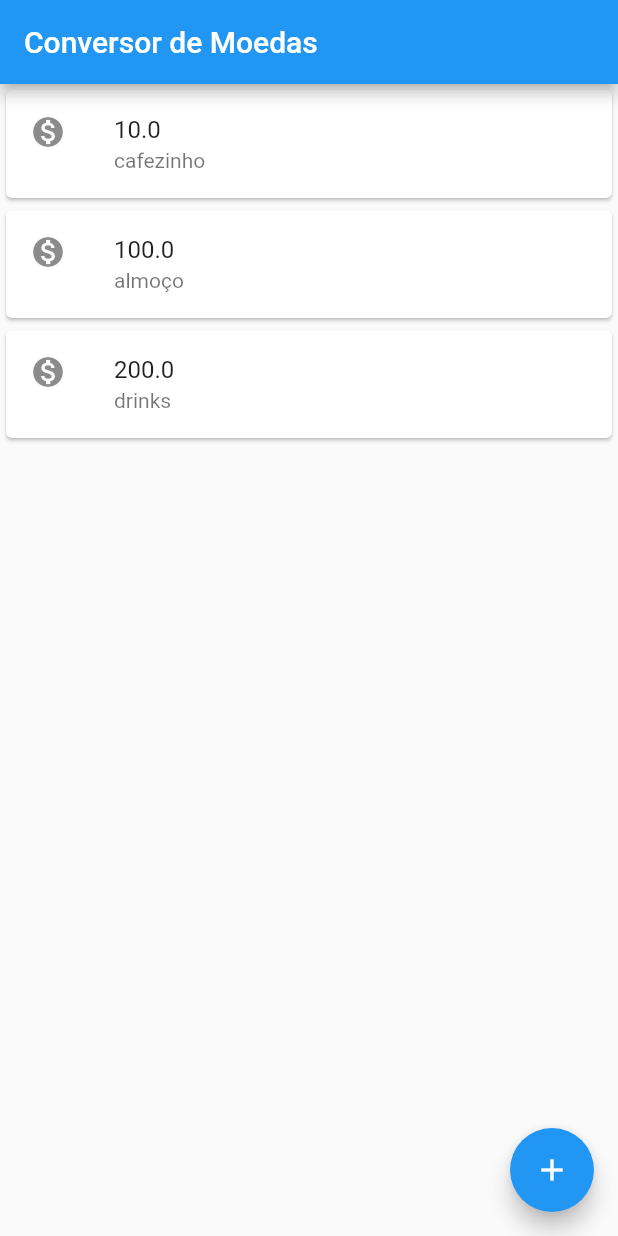
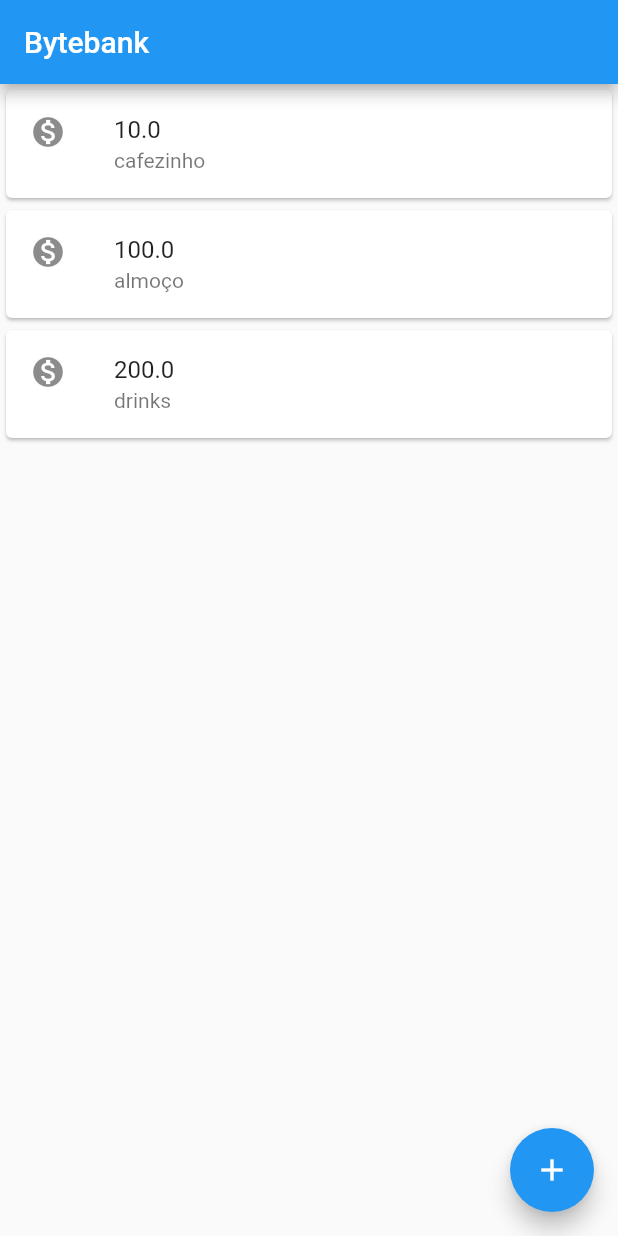
Before and after one commit to danguimaraes86/alura-flutter-bytebank, a Flutter app: the screen it shows after launch, after a tap on the "add" icon, on a phone screen of 412 x 824 dp. Run offline on Flutter 3.47's test engine with Material 2 defaults, Android fonts, the phone set to English and light mode, and no system bars.

Commit message:
add: create components for App and Pages

```diff
--- a/lib/lista_de_tranferencias.dart
+++ b/lib/lista_de_tranferencias.dart
@@ -5,12 +5,21 @@ class ListaDeTransferencias extends StatelessWidget {
 
   @override
   Widget build(BuildContext context) {
-    return Column(
-      children: [
-        ItemTransferencia(Transferencia(10.0, 'cafezinho')),
-        ItemTransferencia(Transferencia(100.0, 'almoço')),
-        ItemTransferencia(Transferencia(200.0, 'drinks')),
-      ],
+    return Scaffold(
+      appBar: AppBar(
+        title: const Text('Bytebank'),
+      ),
+      floatingActionButton: FloatingActionButton(
+        onPressed: () => print('teste'),
+        child: const Icon(Icons.add),
+      ),
+      body: Column(
+        children: [
+          ItemTransferencia(Transferencia(10.0, 'cafezinho')),
+          ItemTransferencia(Transferencia(100.0, 'almoço')),
+          ItemTransferencia(Transferencia(200.0, 'drinks')),
+        ],
+      ),
     );
   }
 }
--- a/lib/main.dart
+++ b/lib/main.dart
@@ -1,23 +1,19 @@
 import 'package:flutter/material.dart';
-import 'package:alura_bytebank/lista_de_tranferencias.dart';
 
-void main() {
-  runApp(
-    MaterialApp(
+import 'lista_de_tranferencias.dart';
+import 'formulario_transferencia.dart';
+
+void main() => runApp(const Bytebank());
+
+class Bytebank extends StatelessWidget {
+  const Bytebank({Key? key}) : super(key: key);
+
+  @override
+  Widget build(BuildContext context) {
+    return MaterialApp(
       title: 'Flutter Demo',
-      home: Scaffold(
-        appBar: AppBar(
-          title: const Text('Conversor de Moedas'),
-        ),
-        floatingActionButton: FloatingActionButton(
-          onPressed: () {
-            print('teste');
-          },
-          child: const Icon(Icons.add),
-        ),
-        body: const ListaDeTransferencias(),
-      ),
+      home: ListaDeTransferencias(),
       debugShowCheckedModeBanner: false,
-    ),
-  );
+    );
+  }
 }
```
Also changed, not shown: lib/formulario_transferencia.dart (added, +16 -0 lines), pubspec.lock.
